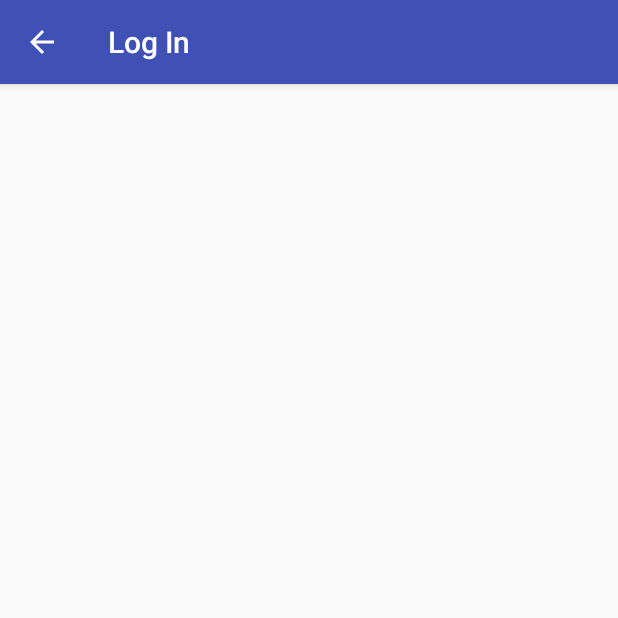
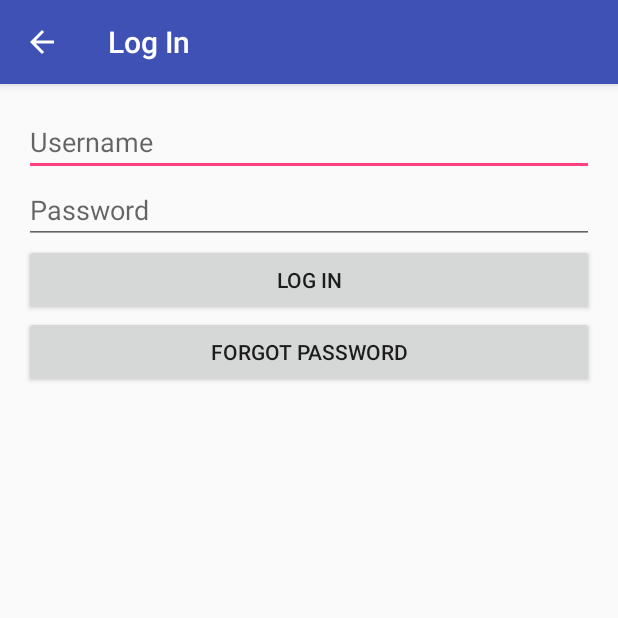
Before and after one commit to mqunell/Receipts, an Android app: the Login screen opened directly, with no data from a screen before it, on a phone screen of 412 x 824 dp, the top half of it. Run offline under Robolectric (Android 15) with nearby library versions, the phone set to English and light mode, and no system bars.

Commit message:
Set up basic layout for Login

```diff
--- a/app/src/main/res/layout/activity_login.xml
+++ b/app/src/main/res/layout/activity_login.xml
@@ -9,4 +9,29 @@
     android:paddingTop="@dimen/activity_vertical_margin"
     tools:context="com.mattqunell.receipts.Login">
 
+    <EditText android:id="@+id/login_edittext_username"
+        android:hint="@string/login_edittext_username"
+        android:singleLine="true"
+        android:layout_width="match_parent"
+        android:layout_height="wrap_content" />
+
+    <EditText android:id="@+id/login_edittext_password"
+        android:hint="@string/login_edittext_password"
+        android:inputType="textPassword"
+        android:layout_width="match_parent"
+        android:layout_height="wrap_content"
+        android:layout_below="@id/login_edittext_username" />
+
+    <Button android:id="@+id/login_button_login"
+        android:text="@string/login_button_login"
+        android:layout_width="match_parent"
+        android:layout_height="wrap_content"
+        android:layout_below="@id/login_edittext_password" />
+
+    <Button android:id="@+id/login_button_forgot"
+        android:text="@string/login_button_forgot"
+        android:layout_width="match_parent"
+        android:layout_height="wrap_content"
+        android:layout_below="@id/login_button_login" />
+
 </RelativeLayout>
--- a/app/src/main/res/values/strings.xml
+++ b/app/src/main/res/values/strings.xml
@@ -16,4 +16,10 @@
     <string name="create_button_clear">Clear</string>
     <string name="create_button_submit">Submit</string>
 
+    <!-- Login -->
+    <string name="login_edittext_username">Username</string>
+    <string name="login_edittext_password">Password</string>
+    <string name="login_button_login">Log In</string>
+    <string name="login_button_forgot">Forgot Password</string>
+
 </resources>
```
